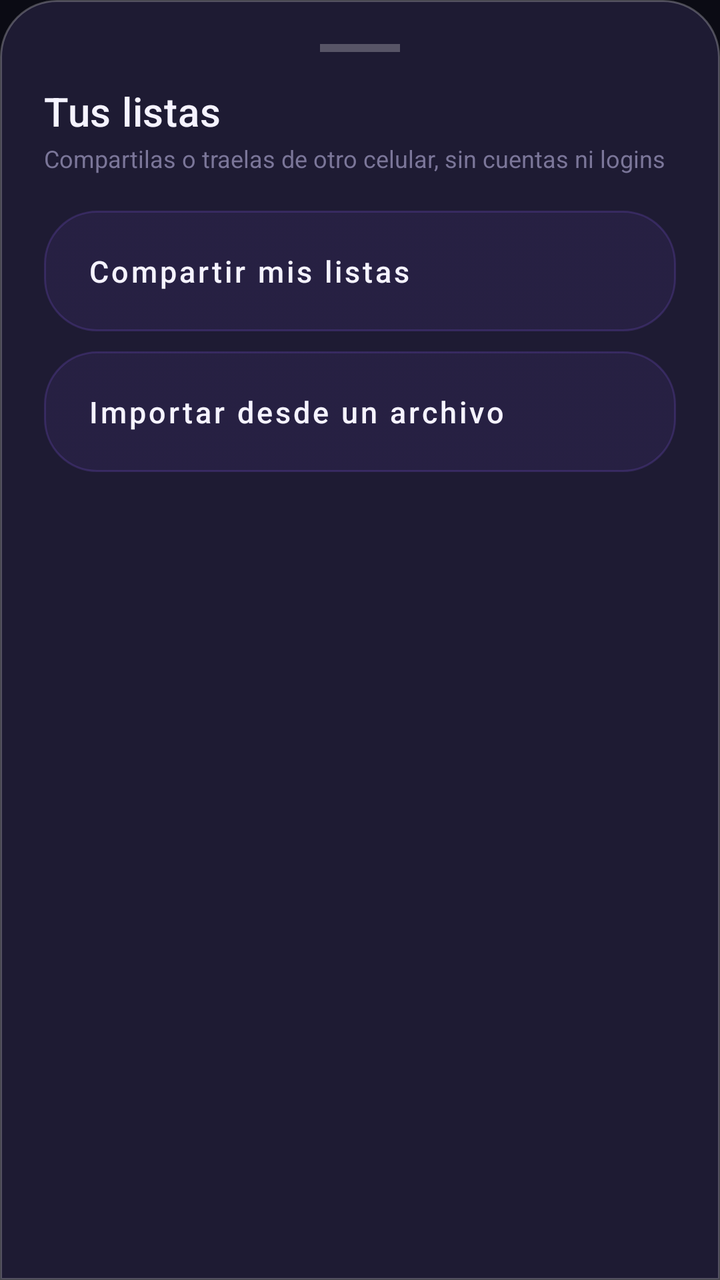
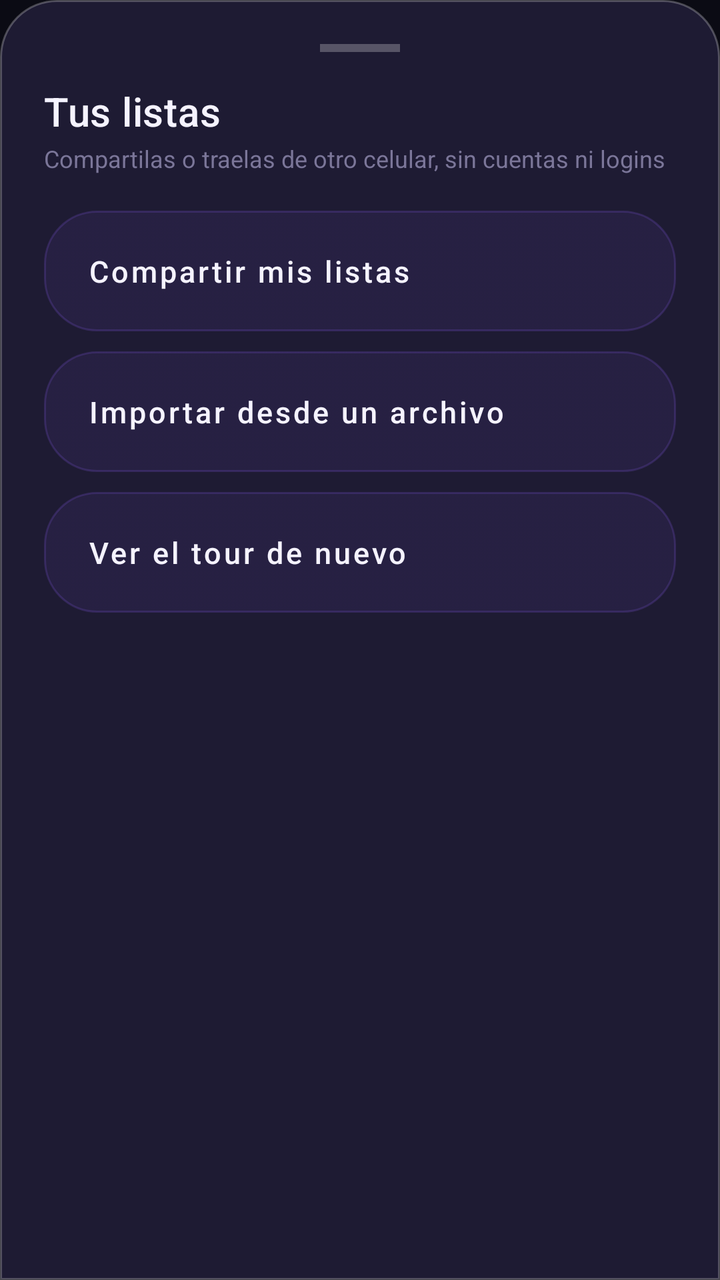

An Android layout rendered at two revisions. The XML below is the earlier revision; the diff shows what the commit changed to produce the second picture.
<!-- AndroidManifest.xml: application theme Theme.DondeMierdaIba -->
<!-- res/layout/dialog_backup_menu.xml -->
<?xml version="1.0" encoding="utf-8"?>
<LinearLayout xmlns:android="http://schemas.android.com/apk/res/android"
    android:layout_width="match_parent"
    android:layout_height="wrap_content"
    android:background="@drawable/bg_glass_sheet"
    android:orientation="vertical"
    android:padding="22dp">

    <View
        android:layout_width="40dp"
        android:layout_height="4dp"
        android:layout_gravity="center_horizontal"
        android:background="#40FFFFFF" />

    <TextView
        android:layout_width="wrap_content"
        android:layout_height="wrap_content"
        android:layout_marginTop="16dp"
        android:text="@string/backup_menu_title"
        android:textAppearance="@style/TextAppearance.DMI.Title" />

    <TextView
        android:layout_width="wrap_content"
        android:layout_height="wrap_content"
        android:layout_marginTop="2dp"
        android:text="@string/backup_menu_subtitle"
        android:textColor="@color/text_muted"
        android:textSize="12sp" />

    <Button
        android:id="@+id/btnExport"
        style="@style/Widget.DMI.AppleButton.Ghost"
        android:layout_width="match_parent"
        android:layout_height="wrap_content"
        android:layout_marginTop="18dp"
        android:drawableStart="@drawable/ic_share"
        android:drawablePadding="10dp"
        android:gravity="center_vertical|start"
        android:text="@string/backup_export_action" />

    <Button
        android:id="@+id/btnImport"
        style="@style/Widget.DMI.AppleButton.Ghost"
        android:layout_width="match_parent"
        android:layout_height="wrap_content"
        android:layout_marginTop="10dp"
        android:drawableStart="@drawable/ic_import"
        android:drawablePadding="10dp"
        android:gravity="center_vertical|start"
        android:text="@string/backup_import_action" />

</LinearLayout>
<!-- resources referenced by this layout -->
<resources>
  <color name="text_muted">#7B7699</color>
  <!-- drawable bg_glass_sheet (drawable) -->
  <?xml version="1.0" encoding="utf-8"?>
  <shape xmlns:android="http://schemas.android.com/apk/res/android">
      <solid android:color="#1E1B33" />
      <corners
          android:topLeftRadius="28dp"
          android:topRightRadius="28dp" />
      <stroke android:width="1dp" android:color="@color/glass_stroke" />
  </shape>
  <!-- drawable ic_import (drawable) -->
  <?xml version="1.0" encoding="utf-8"?>
  <vector xmlns:android="http://schemas.android.com/apk/res/android"
      android:width="24dp" android:height="24dp" android:viewportWidth="24" android:viewportHeight="24">
      <path android:fillColor="#FFFFFF" android:pathData="M19,9h-4V3H9v6H5l7,7 7,-7zM5,18v2h14v-2H5z"/>
  </vector>
  <string name="backup_export_action">Compartir mis listas</string>
  <string name="backup_import_action">Importar desde un archivo</string>
  <string name="backup_menu_subtitle">Compartilas o traelas de otro celular, sin cuentas ni logins</string>
  <string name="backup_menu_title">Tus listas</string>
  <style name="TextAppearance.DMI.Title" parent="TextAppearance.MaterialComponents.Headline6">
          <item name="android:textColor">@color/text_primary</item>
          <item name="android:fontFamily">sans-serif-medium</item>
      </style>
  <style name="Widget.DMI.AppleButton.Ghost">
          <item name="android:background">@drawable/bg_button_apple_ghost</item>
          <item name="android:textColor">@color/text_primary</item>
      </style>
  <style name="Theme.DondeMierdaIba" parent="Theme.MaterialComponents.NoActionBar">
          <item name="colorPrimary">@color/accent_violet</item>
          <item name="colorPrimaryDark">@color/bg_top</item>
          <item name="colorAccent">@color/accent_cyan</item>
          <item name="android:windowBackground">@color/bg_top</item>
          <item name="android:statusBarColor">@color/bg_top</item>
          <item name="android:navigationBarColor">@color/bg_top</item>
          <item name="android:textColorPrimary">@color/text_primary</item>
          <item name="android:textColorSecondary">@color/text_secondary</item>
          <item name="android:windowLightStatusBar">false</item>
      </style>
  <color name="glass_stroke">#40FFFFFF</color>
  <color name="text_primary">#F5F3FF</color>
  <!-- drawable bg_button_apple_ghost (drawable) -->
  <?xml version="1.0" encoding="utf-8"?>
  <selector xmlns:android="http://schemas.android.com/apk/res/android">
      <item android:state_pressed="true">
          <shape>
              <solid android:color="#33FFFFFF" />
              <corners android:radius="26dp" />
          </shape>
      </item>
      <item>
          <shape>
              <solid android:color="#14FFFFFF" />
              <corners android:radius="26dp" />
              <stroke android:width="1dp" android:color="#33FFFFFF" />
          </shape>
      </item>
  </selector>
  <color name="accent_violet">#8B5CF6</color>
  <color name="bg_top">#0B0B14</color>
  <color name="accent_cyan">#22D3EE</color>
  <color name="text_secondary">#B6B0D6</color>
  <!-- unchanged entries left out for length: 1 -->
</resources>

<!-- the commit's change to res/layout/dialog_backup_menu.xml (unified diff, before → after) -->
@@ -49,4 +49,15 @@
         android:gravity="center_vertical|start"
         android:text="@string/backup_import_action" />
 
+    <Button
+        android:id="@+id/btnReplayTutorial"
+        style="@style/Widget.DMI.AppleButton.Ghost"
+        android:layout_width="match_parent"
+        android:layout_height="wrap_content"
+        android:layout_marginTop="10dp"
+        android:drawableStart="@drawable/ic_help"
+        android:drawablePadding="10dp"
+        android:gravity="center_vertical|start"
+        android:text="@string/tutorial_replay" />
+
 </LinearLayout>
<!-- resource entries referenced after the edit -->
@@ -10,6 +10,12 @@
           android:topRightRadius="28dp" />
       <stroke android:width="1dp" android:color="@color/glass_stroke" />
   </shape>
+  <!-- drawable ic_help (drawable) -->
+  <?xml version="1.0" encoding="utf-8"?>
+  <vector xmlns:android="http://schemas.android.com/apk/res/android"
+      android:width="24dp" android:height="24dp" android:viewportWidth="24" android:viewportHeight="24">
+      <path android:fillColor="#FFFFFF" android:pathData="M12,2C6.48,2 2,6.48 2,12s4.48,10 10,10 10,-4.48 10,-10S17.52,2 12,2zM13,19h-2v-2h2v2zM15.07,11.25l-0.9,0.92C13.45,12.9 13,13.5 13,15h-2v-0.5c0,-1.1 0.45,-2.1 1.17,-2.83l1.24,-1.26c0.37,-0.36 0.59,-0.86 0.59,-1.41 0,-1.1 -0.9,-2 -2,-2s-2,0.9 -2,2H8c0,-2.21 1.79,-4 4,-4s4,1.79 4,4c0,0.88 -0.36,1.68 -0.93,2.25z"/>
+  </vector>
   <!-- drawable ic_import (drawable) -->
   <?xml version="1.0" encoding="utf-8"?>
   <vector xmlns:android="http://schemas.android.com/apk/res/android"
@@ -20,6 +26,7 @@
   <string name="backup_import_action">Importar desde un archivo</string>
   <string name="backup_menu_subtitle">Compartilas o traelas de otro celular, sin cuentas ni logins</string>
   <string name="backup_menu_title">Tus listas</string>
+  <string name="tutorial_replay">Ver el tour de nuevo</string>
   <style name="TextAppearance.DMI.Title" parent="TextAppearance.MaterialComponents.Headline6">
           <item name="android:textColor">@color/text_primary</item>
           <item name="android:fontFamily">sans-serif-medium</item>
